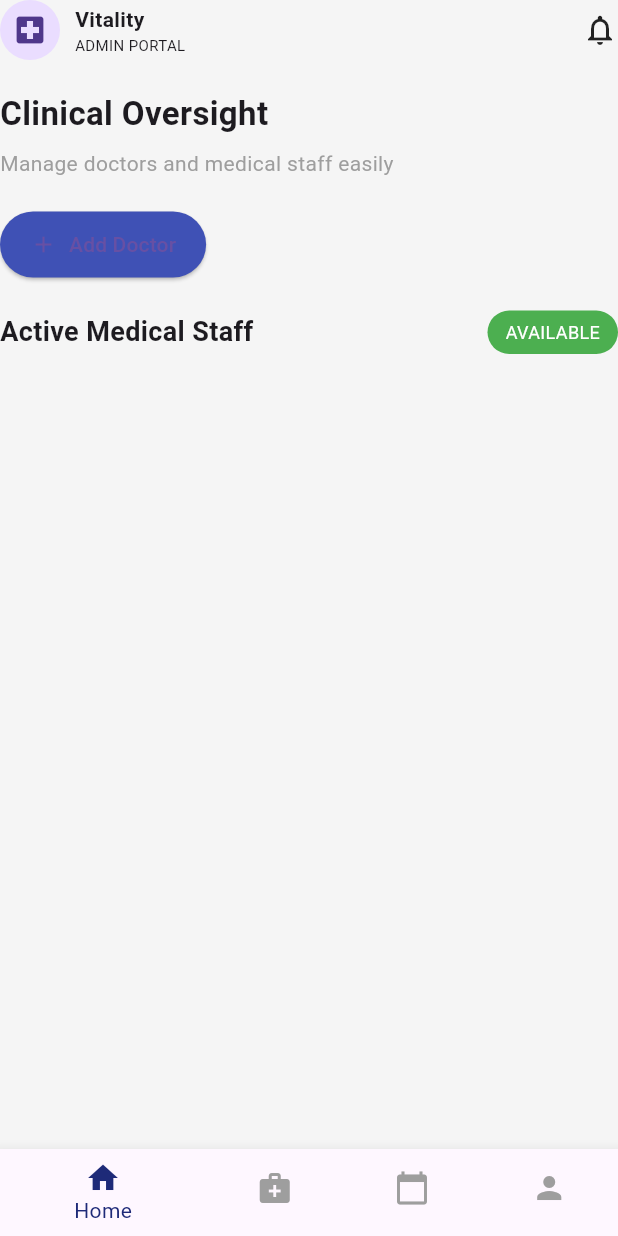
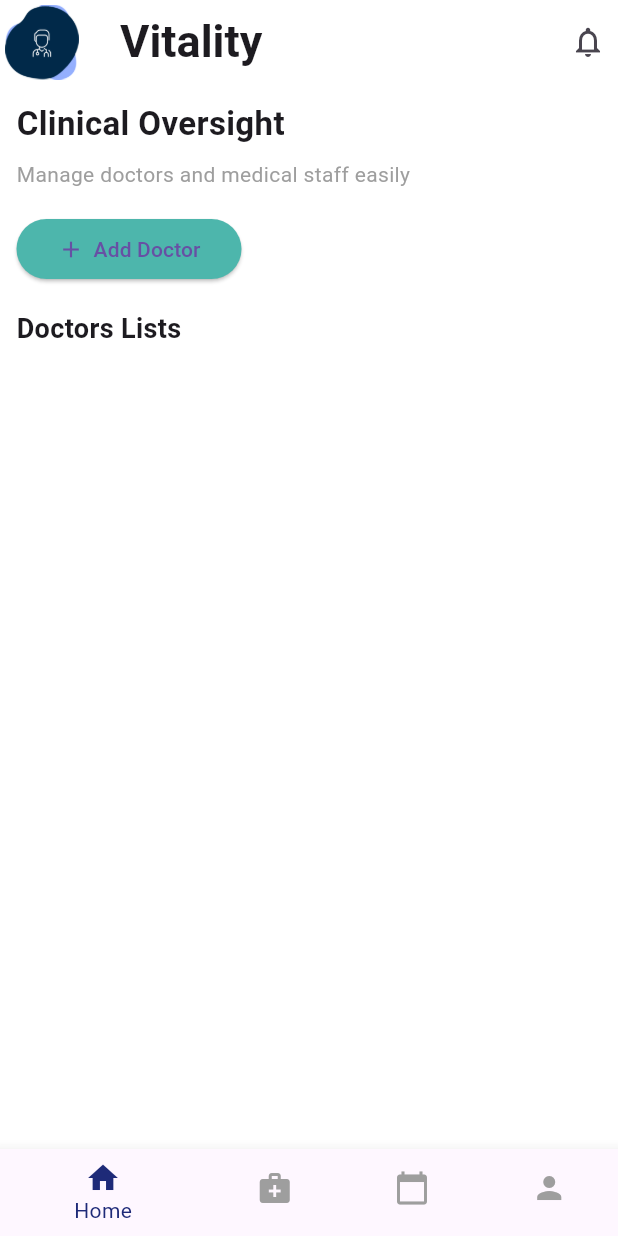
Before and after one commit to nabhanbafakyh-sys/doctor-booking, a Flutter app: the AdminBottomBar screen opened directly, on a phone screen of 412 x 824 dp. Run offline on Flutter 3.47's test engine with Material 3 defaults, Android fonts, the phone set to English and light mode, and no system bars; our stand-ins replace cloud_firestore, firebase_auth, firebase_core, font_awesome_flutter; accounts and stored records are empty.

Commit message:
admin home page done

```diff
--- a/lib/view/admin/bottom/bottom_bar.dart
+++ b/lib/view/admin/bottom/bottom_bar.dart
@@ -27,7 +27,7 @@ class AdminBottomBar extends StatelessWidget {
         onTap: vm.changeIndex,
         selectedItemColor: const Color(0xFF1E2A78),
         unselectedItemColor: Colors.grey,
-        items: const [
+        items: [
           BottomNavigationBarItem(icon: Icon(Icons.home), label: "Home"),
           BottomNavigationBarItem(
             icon: Icon(Icons.medical_services),
--- a/lib/view/admin/home/admin_home.dart
+++ b/lib/view/admin/home/admin_home.dart
@@ -8,35 +8,35 @@ class AdminHome extends StatelessWidget {
   @override
   Widget build(BuildContext context) {
     return Scaffold(
-      backgroundColor: Colors.grey[100],
-
-      body: SingleChildScrollView(
-        child: Column(
-          crossAxisAlignment: CrossAxisAlignment.start,
-          children: [
-            Row(
-              mainAxisAlignment: MainAxisAlignment.spaceBetween,
-              children: [
-                Row(
-                  children: [
-                    CircleAvatar(child: Icon(Icons.local_hospital)),
-                    SizedBox(width: 10),
-                    Column(
-                      crossAxisAlignment: CrossAxisAlignment.start,
-                      children: [
-                        Text(
+      backgroundColor: Colors.white,
+      appBar: AppBar(
+        backgroundColor: Colors.white,
+        leading: Padding(
+          padding: const EdgeInsets.all(3.0),
+          child: Image.asset('assets/role.png', height: 50, width: 50),
+        ),
+        title: Padding(
+          padding: const EdgeInsets.all(8.0),
+          child: Text(
             "Vitality",
-                          style: TextStyle(fontWeight: FontWeight.bold),
+            style: TextStyle(fontWeight: FontWeight.bold, fontSize: 30),
           ),
-                        Text("ADMIN PORTAL", style: TextStyle(fontSize: 10)),
-                      ],
+        ),
+        actions: [
+          Padding(
+            padding: const EdgeInsets.all(8.0),
+            child: Icon(Icons.notifications_none),
           ),
         ],
       ),
-                Icon(Icons.notifications_none),
-              ],
-            ),
-            SizedBox(height: 20),
+      body: SafeArea(
+        child: Padding(
+          padding: const EdgeInsets.all(11.0),
+          child: SingleChildScrollView(
+            child: Column(
+              mainAxisAlignment: MainAxisAlignment.spaceAround,
+              crossAxisAlignment: CrossAxisAlignment.start,
+              children: [
                 Text(
                   "Clinical Oversight",
                   style: TextStyle(fontSize: 22, fontWeight: FontWeight.bold),
@@ -47,63 +47,46 @@ class AdminHome extends StatelessWidget {
                   style: TextStyle(color: Colors.grey),
                 ),
 
-            const SizedBox(height: 20),
-            ElevatedButton.icon(
-              onPressed: () {
-                // Navigate to AddDoctorScreen
-              },
-              icon: const Icon(Icons.add),
-              label: const Text("Add Doctor"),
+                SizedBox(height: 20),
+                Align(
+                  alignment: Alignment.centerLeft,
+                  child: SizedBox(
+                    height: 40,
+                    width: 150,
+                    child: ElevatedButton(
                       style: ElevatedButton.styleFrom(
-                backgroundColor: Colors.indigo,
+                        backgroundColor: Colors.teal[300],
                         shape: RoundedRectangleBorder(
-                  borderRadius: BorderRadius.circular(25),
+                          borderRadius: BorderRadius.circular(20),
                         ),
-                padding: const EdgeInsets.symmetric(
-                  horizontal: 20,
-                  vertical: 12,
+                      ),
+                      onPressed: () {},
+                      child: Row(
+                        mainAxisAlignment: MainAxisAlignment.center,
+                        children: [
+                          Icon(Icons.add, size: 18),
+                          SizedBox(width: 6),
+                          Text('Add Doctor'),
+                        ],
                       ),
                     ),
                   ),
-
+                ),
                 SizedBox(height: 20),
-            Row(
-              mainAxisAlignment: MainAxisAlignment.spaceBetween,
-              children: [
                 Text(
-                  "Active Medical Staff",
+                  "Doctors Lists",
                   style: TextStyle(fontSize: 18, fontWeight: FontWeight.bold),
                 ),
-                Container(
-                  padding: const EdgeInsets.symmetric(
-                    horizontal: 12,
-                    vertical: 6,
-                  ),
-                  decoration: BoxDecoration(
-                    color: Colors.green,
-                    borderRadius: BorderRadius.circular(20),
-                  ),
-                  child: Text(
-                    "AVAILABLE",
-                    style: TextStyle(color: Colors.white, fontSize: 12),
-                  ),
-                ),
-              ],
-            ),
-
                 SizedBox(height: 10),
-            Expanded(
-              child: StreamBuilder(
+                StreamBuilder(
                   stream: FirebaseFirestore.instance
                       .collection('Doctors')
                       .snapshots(),
                   builder: (context, snapshot) {
                     if (!snapshot.hasData) {
-                    return const Center(child: CircularProgressIndicator());
+                      return Center(child: CircularProgressIndicator());
                     }
-
                     final doctors = snapshot.data!.docs;
-
                     return ListView.builder(
                       physics: NeverScrollableScrollPhysics(),
                       shrinkWrap: true,
@@ -111,7 +94,6 @@ class AdminHome extends StatelessWidget {
                       itemBuilder: (context, index) {
                         final doc = doctors[index];
                         final data = doc.data();
-
                         return Padding(
                           padding: const EdgeInsets.only(bottom: 12),
                           child: Expanded(
@@ -120,7 +102,9 @@ class AdminHome extends StatelessWidget {
                               specialty: data['specialization'] ?? '',
                               rating: data['rating']?.toString() ?? '',
                               hospital: data['hospital'] ?? '',
-                            imageUrl: data['image'] ?? '',
+                              imageUrl:
+                                  data['image'] ??
+                                  'https://cdn.vectorstock.com/i/1000v/51/87/student-avatar-user-profile-icon-vector-47025187.jpg',
                             ),
                           ),
                         );
@@ -128,8 +112,9 @@ class AdminHome extends StatelessWidget {
                     );
                   },
                 ),
+              ],
             ),
-          ],
+          ),
         ),
       ),
     );
--- a/lib/view/role/role.dart
+++ b/lib/view/role/role.dart
@@ -17,10 +17,7 @@ class RoleSelectionScreen extends StatelessWidget {
         child: Column(
           children: [
             const SizedBox(height: 60),
-            Image.network(
-              "https://noblewealthplanning.com/wp-content/uploads/2021/06/1-3.png",
-              height: 250,
-            ),
+            Image.asset("assets/role.png", height: 250),
             SizedBox(height: 20),
             Text(
               "Welcome",
--- a/lib/view/user/bottom/bottom_navigation.dart
+++ b/lib/view/user/bottom/bottom_navigation.dart
@@ -15,10 +15,9 @@ class UserBottomNav extends StatelessWidget {
     final screens = [UserHome(), UserAppointments(), UserProfile()];
 
     return Scaffold(
-      backgroundColor: Colors.grey[100],
       body: screens[navVM.selectedpage],
       bottomNavigationBar: BottomNavigationBar(
-        backgroundColor: Colors.grey[100],
+        backgroundColor: Colors.white,
         currentIndex: navVM.selectedpage,
         onTap: navVM.changepage,
         selectedItemColor: const Color(0xFF1E2A78),
--- a/lib/view/user/catogeries/cotogeryfilter.dart
+++ b/lib/view/user/catogeries/cotogeryfilter.dart
@@ -10,7 +10,7 @@ class CategoryDoctorsScreen extends StatelessWidget {
   @override
   Widget build(BuildContext context) {
     return Scaffold(
-      backgroundColor: Colors.grey[100],
+      backgroundColor: Colors.white,
 
       appBar: AppBar(
         title: Text(category),
--- a/lib/view/user/home/user_home.dart
+++ b/lib/view/user/home/user_home.dart
@@ -184,7 +184,7 @@ class _UserHomeState extends State<UserHome> {
                     final doctors = snapshot.data!.docs;
 
                     return ListView.builder(
-                      shrinkWrap: true, // ✅ IMPORTANT
+                      shrinkWrap: true,
                       physics: NeverScrollableScrollPhysics(),
                       itemCount: doctors.length,
                       itemBuilder: (context, index) {
--- a/lib/view_model/admin/admin_home_viewmodel.dart
+++ b/lib/view_model/admin/admin_home_viewmodel.dart
@@ -2,7 +2,7 @@ import 'package:flutter/material.dart';
 import 'package:cloud_firestore/cloud_firestore.dart';
 
 class HomeViewModel extends ChangeNotifier {
-  final FirebaseFirestore _db = FirebaseFirestore.instance;
+  // final FirebaseFirestore _db = FirebaseFirestore.instance;
 
   List<Map<String, dynamic>> doctors = [];
   bool isLoading = false;
--- a/pubspec.yaml
+++ b/pubspec.yaml
@@ -66,6 +66,7 @@ flutter:
   assets:
     - assets/google.png
     - assets/facebook.png
+    - assets/role.png
   # To add assets to your application, add an assets section, like this:
   # assets:
   #   - images/a_dot_burr.jpeg
```
Also changed, not shown: lib/view/user/booking/boking_page.dart (+6 -3 lines), lib/widgets/doctor_card.dart (+18 -9 lines), assets/role.png (added). Lines whose indentation alone changed are shown as unchanged.
